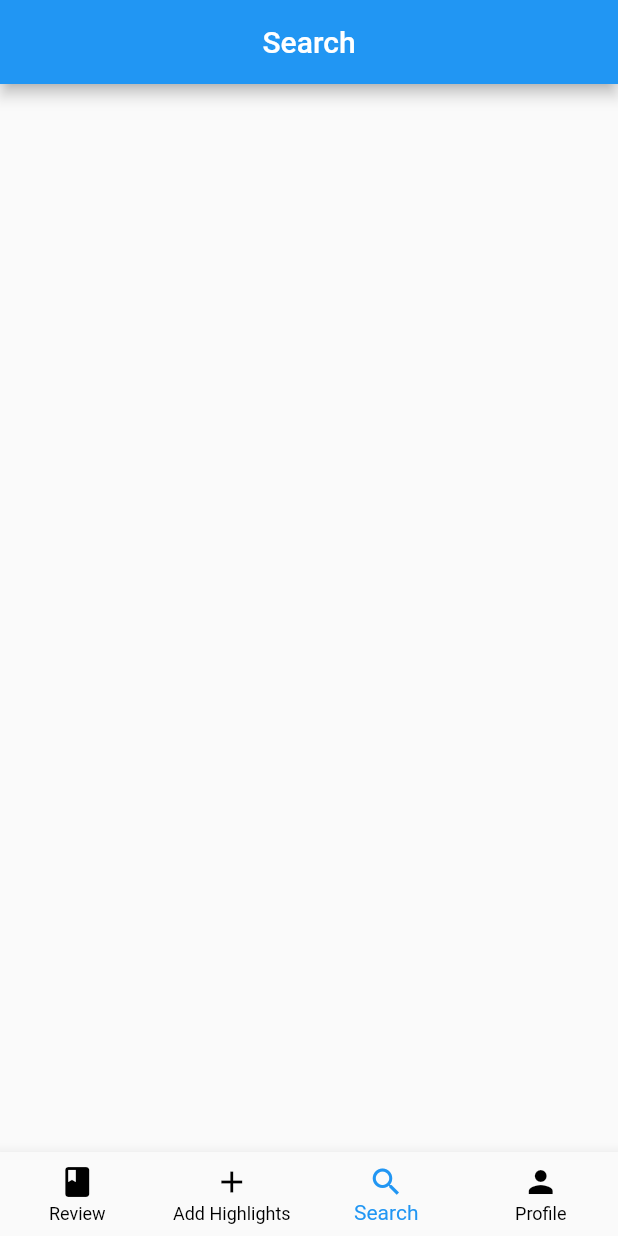
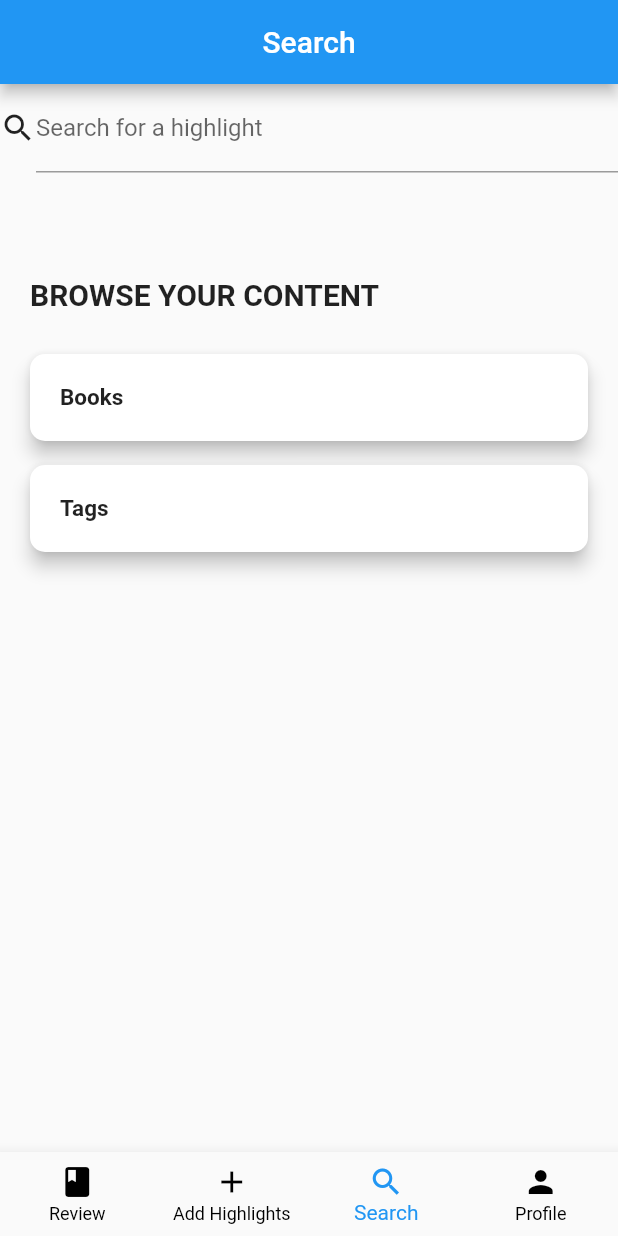
Before and after one commit to sherif98/readguru, a Flutter app: the screen it shows after launch, item 3 of the bottom bar chosen, on a phone screen of 412 x 824 dp. Run offline on Flutter 3.47's test engine with Material 2 defaults, Android fonts, the light colour scheme and no system bars; network calls fail.

Commit message:
Search screen to browse titles, Titles list screen

```diff
--- a/lib/main.dart
+++ b/lib/main.dart
@@ -5,7 +5,9 @@ import 'package:readguru/providers/titles.dart';
 import 'package:readguru/screens/add_text_highlight_screen.dart';
 import 'package:readguru/screens/add_title_screen.dart';
 import 'package:readguru/screens/highlights_feed_screen.dart';
+import 'package:readguru/screens/list_titles_screen.dart';
 import 'package:readguru/screens/tabs_screen.dart';
+import 'package:readguru/screens/title_highlights_screen.dart';
 
 void main() {
   runApp(MyApp());
@@ -34,6 +36,8 @@ class MyApp extends StatelessWidget {
           HighlighsFeedScreen.routeName: (_) => HighlighsFeedScreen(),
           AddTextHighlightScreen.routeName: (_) => AddTextHighlightScreen(),
           AddTitleScreen.routeName: (_) => AddTitleScreen(),
+          ListTitlesScreen.routeName: (_) => ListTitlesScreen(),
+          TitleHighlightsScreen.routeName: (_) => TitleHighlightsScreen(),
         },
       ),
     );
--- a/lib/providers/highlights.dart
+++ b/lib/providers/highlights.dart
@@ -47,4 +47,8 @@ class Highlights with ChangeNotifier {
       print(error);
     }
   }
+
+  List<Highlight> getHighlightsForTitle(String title) {
+    return _highlights.where((element) => element.title == title).toList();
+  }
 }
--- a/lib/screens/highlights_feed_screen.dart
+++ b/lib/screens/highlights_feed_screen.dart
@@ -53,7 +53,8 @@ class _HighlighsFeedScreenState extends State<HighlighsFeedScreen> {
               ),
             ),
           );
-          }),
+        },
+      ),
     );
   }
 }
--- a/lib/screens/search_screen.dart
+++ b/lib/screens/search_screen.dart
@@ -1,10 +1,80 @@
 import 'package:flutter/material.dart';
+import 'package:readguru/screens/list_titles_screen.dart';
 
 class SearchScreen extends StatelessWidget {
   const SearchScreen({Key? key}) : super(key: key);
 
   @override
   Widget build(BuildContext context) {
-    return Container();
+    return Column(
+      children: [
+        Container(
+          child: Row(
+            children: [
+              Icon(Icons.search),
+              Expanded(
+                child: TextField(
+                  decoration:
+                      InputDecoration(label: Text('Search for a highlight')),
+                ),
+              ),
+            ],
+          ),
+        ),
+        SizedBox(
+          height: 50,
+        ),
+        Container(
+          padding: EdgeInsets.all(20),
+          width: double.infinity,
+          child: Text(
+            'BROWSE YOUR CONTENT',
+            style: TextStyle(fontSize: 20, fontWeight: FontWeight.bold),
+          ),
+        ),
+        ListTile(
+          onTap: () {
+            Navigator.of(context).pushNamed(ListTitlesScreen.routeName);
+          },
+          title: Card(
+            elevation: 5,
+            shape: RoundedRectangleBorder(
+              borderRadius: BorderRadius.circular(10),
+            ),
+            child: Container(
+              padding: EdgeInsets.all(20),
+              width: double.infinity,
+              child: Text(
+                'Books',
+                style: const TextStyle(
+                  fontSize: 15,
+                  fontWeight: FontWeight.bold,
+                ),
+              ),
+            ),
+          ),
+        ),
+        ListTile(
+          onTap: () {},
+          title: Card(
+            elevation: 5,
+            shape: RoundedRectangleBorder(
+              borderRadius: BorderRadius.circular(10),
+            ),
+            child: Container(
+              padding: EdgeInsets.all(20),
+              width: double.infinity,
+              child: Text(
+                'Tags',
+                style: const TextStyle(
+                  fontSize: 15,
+                  fontWeight: FontWeight.bold,
+                ),
+              ),
+            ),
+          ),
+        ),
+      ],
+    );
   }
 }
```
Also changed, not shown: lib/screens/add_text_highlight_screen.dart (+7 -3 lines), lib/screens/list_titles_screen.dart (added, +70 -0 lines), lib/screens/title_highlights_screen.dart (added, +38 -0 lines). Lines whose indentation alone changed are shown as unchanged.
